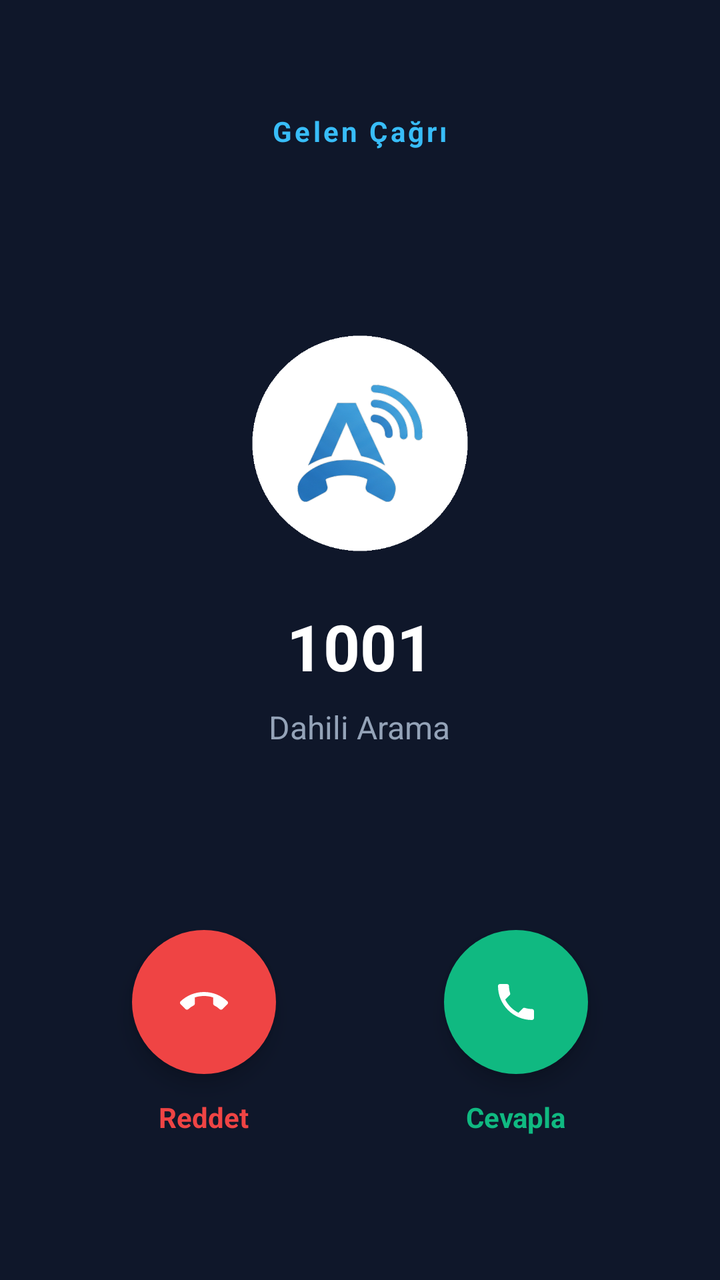
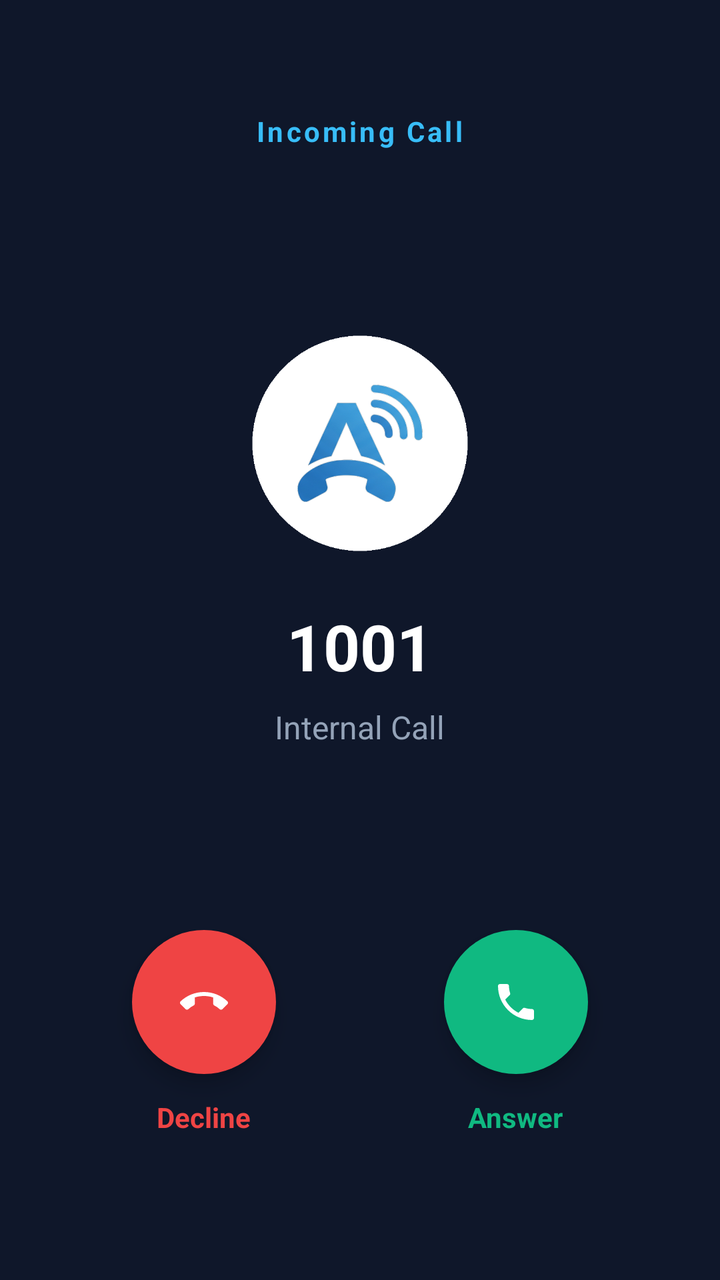

Two renders of the same Android screen: before a commit and after it. Below are the layout's source before the change and the commit's diff.
<!-- AndroidManifest.xml: application theme Theme.AiPbxPhone -->
<!-- res/layout/activity_incoming_call.xml -->
<?xml version="1.0" encoding="utf-8"?>
<LinearLayout xmlns:android="http://schemas.android.com/apk/res/android"
    xmlns:app="http://schemas.android.com/apk/res-auto"
    android:layout_width="match_parent"
    android:layout_height="match_parent"
    android:background="#0F172A"
    android:gravity="center_horizontal"
    android:orientation="vertical"
    android:padding="24dp">

    
    <TextView
        android:layout_width="wrap_content"
        android:layout_height="wrap_content"
        android:layout_marginTop="32dp"
        android:letterSpacing="0.1"
        android:text="@string/incoming_call_title"
        android:textColor="#38BDF8"
        android:textSize="14sp"
        android:textStyle="bold" />

    
    <LinearLayout
        android:layout_width="match_parent"
        android:layout_height="0dp"
        android:layout_weight="1"
        android:gravity="center"
        android:orientation="vertical">

        <ImageView
            android:id="@+id/ivCallerAvatar"
            android:layout_width="112dp"
            android:layout_height="112dp"
            android:contentDescription="Arayan"
            android:src="@drawable/app_logo_white_circle" />

        <TextView
            android:id="@+id/tvIncomingCallerName"
            android:layout_width="wrap_content"
            android:layout_height="wrap_content"
            android:layout_marginTop="24dp"
            android:text="1001"
            android:textColor="#FFFFFF"
            android:textSize="32sp"
            android:textStyle="bold" />

        <TextView
            android:id="@+id/tvIncomingCallerNumber"
            android:layout_width="wrap_content"
            android:layout_height="wrap_content"
            android:layout_marginTop="8dp"
            android:text="Dahili Arama"
            android:textColor="#94A3B8"
            android:textSize="16sp" />
    </LinearLayout>

    
    <LinearLayout
        android:layout_width="match_parent"
        android:layout_height="wrap_content"
        android:layout_marginBottom="48dp"
        android:gravity="center"
        android:orientation="horizontal">

        
        <LinearLayout
            android:layout_width="0dp"
            android:layout_height="wrap_content"
            android:layout_weight="1"
            android:gravity="center"
            android:orientation="vertical">

            <ImageButton
                android:id="@+id/btnDecline"
                android:layout_width="72dp"
                android:layout_height="72dp"
                android:background="@drawable/call_btn_red"
                android:contentDescription="@string/btn_decline"
                android:elevation="6dp"
                android:src="@drawable/ic_call_end"
                app:tint="#FFFFFF" />

            <TextView
                android:layout_width="wrap_content"
                android:layout_height="wrap_content"
                android:layout_marginTop="12dp"
                android:text="@string/btn_decline"
                android:textColor="#EF4444"
                android:textSize="14sp"
                android:textStyle="bold" />
        </LinearLayout>

        
        <LinearLayout
            android:layout_width="0dp"
            android:layout_height="wrap_content"
            android:layout_weight="1"
            android:gravity="center"
            android:orientation="vertical">

            <ImageButton
                android:id="@+id/btnAnswer"
                android:layout_width="72dp"
                android:layout_height="72dp"
                android:background="@drawable/call_btn_green"
                android:contentDescription="@string/btn_answer"
                android:elevation="6dp"
                android:src="@drawable/ic_phone"
                app:tint="#FFFFFF" />

            <TextView
                android:layout_width="wrap_content"
                android:layout_height="wrap_content"
                android:layout_marginTop="12dp"
                android:text="@string/btn_answer"
                android:textColor="#10B981"
                android:textSize="14sp"
                android:textStyle="bold" />
        </LinearLayout>
    </LinearLayout>

</LinearLayout>
<!-- resources referenced by this layout -->
<resources>
  <!-- drawable app_logo_white_circle: png bitmap (drawable, 69785 bytes) -->
  <!-- drawable call_btn_green (drawable) -->
  <ripple xmlns:android="http://schemas.android.com/apk/res/android"
      android:color="@color/call_green_pressed">
      <item>
          <shape android:shape="oval">
              <solid android:color="@color/call_green" />
          </shape>
      </item>
  </ripple>
  <!-- drawable call_btn_red (drawable) -->
  <ripple xmlns:android="http://schemas.android.com/apk/res/android"
      android:color="@color/hangup_red_pressed">
      <item>
          <shape android:shape="oval">
              <solid android:color="@color/hangup_red" />
          </shape>
      </item>
  </ripple>
  <!-- drawable ic_call_end (drawable) -->
  <vector xmlns:android="http://schemas.android.com/apk/res/android"
      android:width="24dp"
      android:height="24dp"
      android:viewportWidth="24"
      android:viewportHeight="24">
    <path
        android:fillColor="#FFFFFFFF"
        android:pathData="M12,9c-1.6,0 -3.15,0.25 -4.6,0.72v3.1c0,0.39 -0.23,0.74 -0.56,0.9 -0.98,0.49 -1.87,1.12 -2.66,1.85 -0.18,0.18 -0.43,0.28 -0.7,0.28 -0.28,0 -0.53,-0.11 -0.71,-0.29L0.29,13.08c-0.18,-0.17 -0.29,-0.42 -0.29,-0.7 0,-0.28 0.11,-0.53 0.29,-0.71C3.34,8.78 7.46,7 12,7s8.66,1.78 11.71,4.67c0.18,0.18 0.29,0.43 0.29,0.71 0,0.28 -0.11,0.53 -0.29,0.71l-2.48,2.48c-0.18,0.18 -0.43,0.29 -0.71,0.29 -0.27,0 -0.52,-0.11 -0.7,-0.28 -0.79,-0.74 -1.69,-1.36 -2.67,-1.85 -0.33,-0.16 -0.56,-0.5 -0.56,-0.9v-3.1C15.15,9.25 13.6,9 12,9z"/>
  </vector>
  <!-- drawable ic_phone (drawable) -->
  <vector xmlns:android="http://schemas.android.com/apk/res/android"
      android:width="24dp"
      android:height="24dp"
      android:viewportWidth="24"
      android:viewportHeight="24">
    <path
        android:fillColor="#FFFFFFFF"
        android:pathData="M6.62,10.79c1.44,2.83 3.76,5.14 6.59,6.59l2.2,-2.2c0.27,-0.27 0.67,-0.36 1.02,-0.24 1.12,0.37 2.33,0.57 3.57,0.57 0.55,0 1,0.45 1,1L21,20c0,0.55 -0.45,1 -1,1 -9.39,0 -17,-7.61 -17,-17 0,-0.55 0.45,-1 1,-1h3.5c0.55,0 1,0.45 1,1 0,1.25 0.2,2.45 0.57,3.57 0.11,0.35 0.03,0.74 -0.25,1.02l-2.2,2.2z"/>
  </vector>
  <string name="btn_answer">Cevapla</string>
  <string name="btn_decline">Reddet</string>
  <string name="incoming_call_title">Gelen Çağrı</string>
  <style name="Theme.AiPbxPhone" parent="Theme.MaterialComponents.DayNight.NoActionBar">
          <item name="colorPrimary">@color/primary</item>
          <item name="colorPrimaryVariant">@color/primary_dark</item>
          <item name="colorOnPrimary">#FFFFFF</item>
          <item name="colorSecondary">@color/accent</item>
          <item name="android:windowBackground">@color/bg_light</item>
      </style>
  <color name="call_green_pressed">#059669</color>
  <color name="call_green">#10B981</color>
  <color name="hangup_red_pressed">#DC2626</color>
  <color name="hangup_red">#EF4444</color>
  <color name="primary">#008FD0</color>
  <color name="primary_dark">#006DA0</color>
  <color name="accent">#00A3EC</color>
  <color name="bg_light">#F8FAFC</color>
</resources>

<!-- the commit's change to res/layout/activity_incoming_call.xml (unified diff, before → after) -->
@@ -31,7 +31,7 @@
             android:id="@+id/ivCallerAvatar"
             android:layout_width="112dp"
             android:layout_height="112dp"
-            android:contentDescription="Arayan"
+            android:contentDescription="@string/ui_caller"
             android:src="@drawable/app_logo_white_circle" />
 
         <TextView
@@ -49,7 +49,7 @@
             android:layout_width="wrap_content"
             android:layout_height="wrap_content"
             android:layout_marginTop="8dp"
-            android:text="Dahili Arama"
+            android:text="@string/ui_internal_call"
             android:textColor="#94A3B8"
             android:textSize="16sp" />
     </LinearLayout>
<!-- resource entries referenced after the edit -->
@@ -39,9 +39,11 @@
         android:fillColor="#FFFFFFFF"
         android:pathData="M6.62,10.79c1.44,2.83 3.76,5.14 6.59,6.59l2.2,-2.2c0.27,-0.27 0.67,-0.36 1.02,-0.24 1.12,0.37 2.33,0.57 3.57,0.57 0.55,0 1,0.45 1,1L21,20c0,0.55 -0.45,1 -1,1 -9.39,0 -17,-7.61 -17,-17 0,-0.55 0.45,-1 1,-1h3.5c0.55,0 1,0.45 1,1 0,1.25 0.2,2.45 0.57,3.57 0.11,0.35 0.03,0.74 -0.25,1.02l-2.2,2.2z"/>
   </vector>
-  <string name="btn_answer">Cevapla</string>
-  <string name="btn_decline">Reddet</string>
-  <string name="incoming_call_title">Gelen Çağrı</string>
+  <string name="btn_answer">Answer</string>
+  <string name="btn_decline">Decline</string>
+  <string name="incoming_call_title">Incoming Call</string>
+  <string name="ui_caller">Caller</string>
+  <string name="ui_internal_call">Internal Call</string>
   <style name="Theme.AiPbxPhone" parent="Theme.MaterialComponents.DayNight.NoActionBar">
           <item name="colorPrimary">@color/primary</item>
           <item name="colorPrimaryVariant">@color/primary_dark</item>
